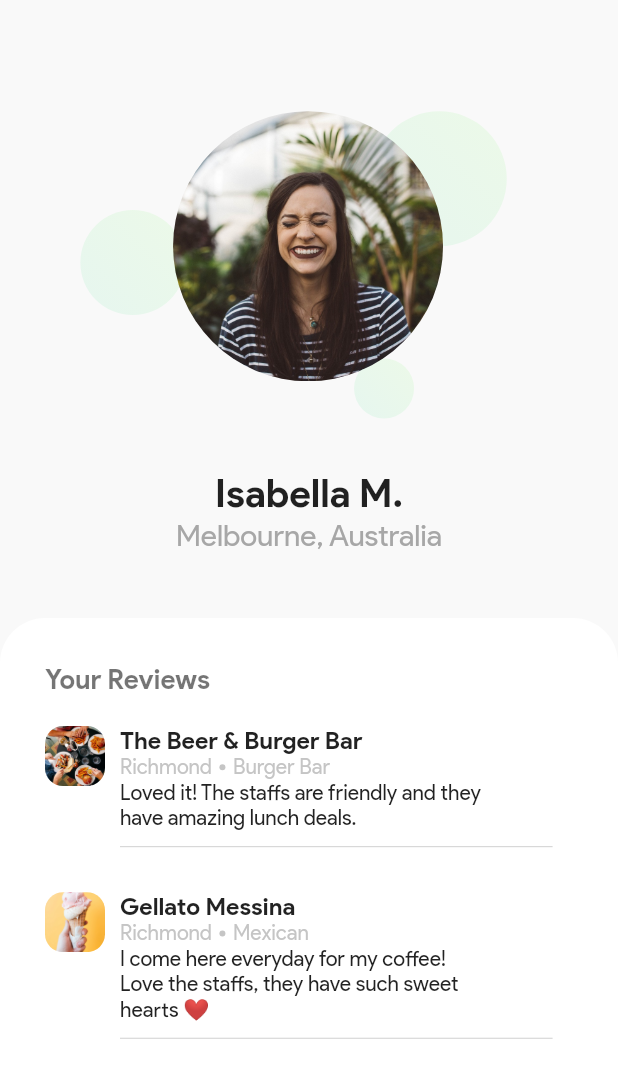
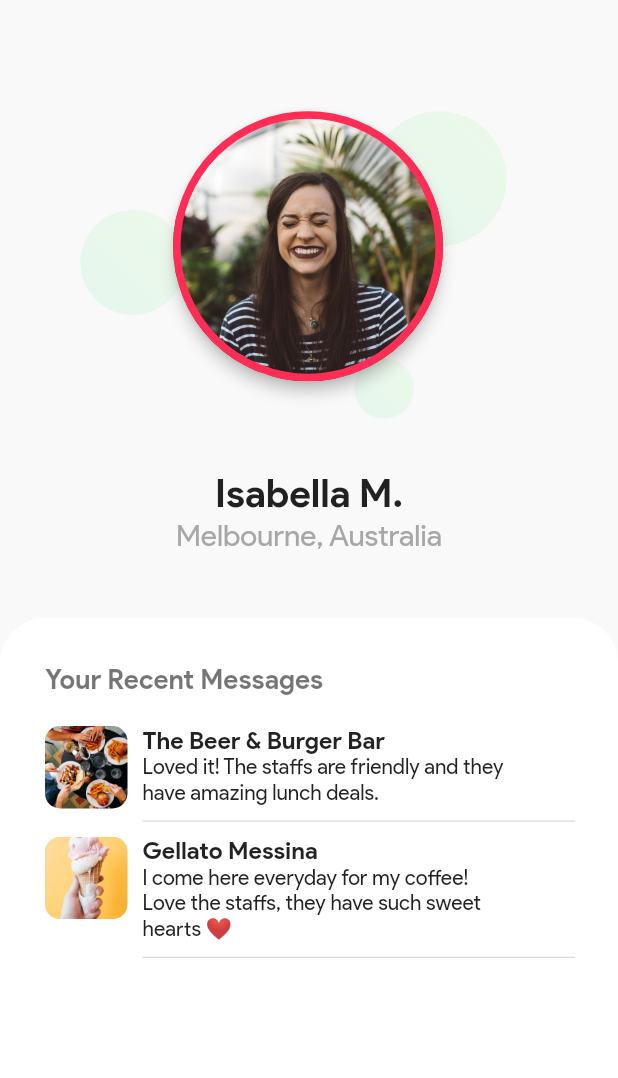
Before and after one commit to armanabkar/anime_dating_flutter, a Flutter app: the AccountPage widget shown alone on an empty page, opened directly, on a phone screen of 412 x 824 dp. Shown: the top 1078 px of the screen. Run offline on Flutter 3.47's test engine with Material 2 defaults, Android fonts, the phone set to English and light mode, and no system bars.

Commit message:
update UI and Models

```diff
--- /dev/null
+++ b/lib/models/message.dart
@@ -0,0 +1,32 @@
+import 'character.dart';
+
+class Message {
+  int id = 0;
+  int characterId;
+  String characterImage;
+  String characterName;
+  String neighborhood = "Richmond";
+  String characterType;
+  String date = "a week ago";
+  String content;
+
+  Message(this.characterId, this.characterImage, this.characterName,
+      this.characterType, this.content);
+}
+
+List<Message> messages = [
+  Message(
+    characters[0].id,
+    characters[0].image,
+    characters[0].name,
+    characters[0].type,
+    "Loved it! The staffs are friendly and they have amazing lunch deals.",
+  ),
+  Message(
+    characters[0].id,
+    characters[1].image,
+    characters[1].name,
+    characters[1].type,
+    "I come here everyday for my coffee! Love the staffs, they have such sweet hearts ❤️",
+  )
+];
--- a/lib/models/resturant.dart
+++ /dev/null
@@ -1,22 +0,0 @@
-import '../utils/utils.dart';
-
-class Resturant {
-  int id;
-  String photo;
-  String name;
-  String location = "Richmond";
-  String type;
-  String date = "a week ago";
-  String distance = "5.2km away";
-  String description =
-      "We provide you with food that is fresh, fun and affordable in a relaxed atmosphere where the whole family can enjoy.";
-
-  Resturant(this.id, this.photo, this.name, this.type);
-}
-
-List<Resturant> resturants = [
-  Resturant(1, AvailableImages.burger, "The Beer & Burger Bar", "Burger Bar"),
-  Resturant(2, AvailableImages.gelato, "Gellato Messina", "Mexican"),
-  Resturant(3, AvailableImages.tacos, "Taco Jill", "Mexican"),
-  Resturant(4, AvailableImages.cafe, "The Industrial Cafe", "Cafe"),
-];
--- a/lib/models/review.dart
+++ /dev/null
@@ -1,32 +0,0 @@
-import 'resturant.dart';
-
-class Review {
-  int id = 0;
-  int resturantId;
-  String resturantPhoto;
-  String resturantName;
-  String location = "Richmond";
-  String resturantType;
-  String date = "a week ago";
-  String content;
-
-  Review(this.resturantId, this.resturantPhoto, this.resturantName,
-      this.resturantType, this.content);
-}
-
-List<Review> reviews = [
-  Review(
-    resturants[0].id,
-    resturants[0].photo,
-    resturants[0].name,
-    resturants[0].type,
-    "Loved it! The staffs are friendly and they have amazing lunch deals.",
-  ),
-  Review(
-    resturants[0].id,
-    resturants[1].photo,
-    resturants[1].name,
-    resturants[1].type,
-    "I come here everyday for my coffee! Love the staffs, they have such sweet hearts ❤️",
-  )
-];
--- a/lib/router.dart
+++ b/lib/router.dart
@@ -1,16 +1,18 @@
 import 'package:flutter/material.dart';
-import 'views/resturant_details.dart';
+import 'views/character_details.dart';
 import 'views/home.dart';
 
 const String homeViewRoute = '/';
-const String resturantDetailsViewRoute = '/food_details';
+const String characterDetailsViewRoute = '/food_details';
 
 Route<dynamic> generateRoute(RouteSettings settings) {
   switch (settings.name) {
     case homeViewRoute:
       return MaterialPageRoute(builder: (_) => HomePage());
-    case resturantDetailsViewRoute:
-      return MaterialPageRoute(builder: (_) => ResturantDetailsPage(resturantId: settings.arguments));
+    case characterDetailsViewRoute:
+      return MaterialPageRoute(
+          builder: (_) =>
+              CharacterDetailsPage(characterId: settings.arguments));
 
       break;
     default:
--- a/lib/views/tabs/account.dart
+++ b/lib/views/tabs/account.dart
@@ -1,6 +1,7 @@
+import 'package:anime_dating_flutter/utils/colors.dart';
 import 'package:flutter/material.dart';
-import '../../widgets/review_card.dart';
-import '../../models/review.dart';
+import '../../widgets/message_card.dart';
+import '../../models/message.dart';
 import '../../utils/utils.dart';
 
 class AccountPage extends StatelessWidget {
@@ -12,6 +13,9 @@ class AccountPage extends StatelessWidget {
     final userImage = Positioned(
       top: deviceHeight * 0.09,
       left: deviceWidth * 0.28,
+      child: Material(
+        elevation: 4.0,
+        shape: CircleBorder(),
         child: Container(
           height: 180.0,
           width: 180.0,
@@ -21,6 +25,11 @@ class AccountPage extends StatelessWidget {
               fit: BoxFit.cover,
             ),
             shape: BoxShape.circle,
+            border: Border.all(
+              color: primaryColor,
+              width: 5.0,
+            ),
+          ),
         ),
       ),
     );
@@ -41,7 +50,7 @@ class AccountPage extends StatelessWidget {
       child: _buildGradientCircle(40.0),
     );
 
-    final userNameAndLocation = Positioned(
+    final userNameAndNeighborhood = Positioned(
       top: deviceHeight * 0.38,
       left: 0,
       right: 0,
@@ -70,16 +79,17 @@ class AccountPage extends StatelessWidget {
           circle2,
           circle3,
           userImage,
-          userNameAndLocation
+          userNameAndNeighborhood
         ],
       ),
     );
 
     final br = Radius.circular(30.0);
 
-    final reviewList = reviews.map((review) => ReviewCard(review: review)).toList();
+    final messageList =
+        messages.map((message) => MessageCard(message: message)).toList();
 
-    final reviewsSection = Container(
+    final chatSection = Container(
       padding: EdgeInsets.only(top: 30.0, left: 30.0),
       width: double.infinity,
       decoration: BoxDecoration(
@@ -90,16 +100,19 @@ class AccountPage extends StatelessWidget {
       child: Column(
         crossAxisAlignment: CrossAxisAlignment.start,
         children: <Widget>[
-          Text(
-            "Your Reviews",
+          Container(
+            margin: EdgeInsets.only(bottom: 20.0),
+            child: Text(
+              "Your Recent Messages",
               style: TextStyle(
                 color: Colors.black54,
                 fontSize: 18.0,
                 fontWeight: FontWeight.bold,
               ),
             ),
+          ),
           Column(
-            children: reviewList,
+            children: messageList,
           )
         ],
       ),
@@ -107,7 +120,7 @@ class AccountPage extends StatelessWidget {
     return SingleChildScrollView(
       child: Container(
         child: Column(
-          children: <Widget>[userImageSection, reviewsSection],
+          children: <Widget>[userImageSection, chatSection],
         ),
       ),
     );
--- a/lib/widgets/review_card.dart
+++ b/lib/widgets/message_card.dart
@@ -1,11 +1,11 @@
 import 'package:flutter/material.dart';
 import 'package:anime_dating_flutter/router.dart';
-import '../models/review.dart';
+import '../models/message.dart';
 
-class ReviewCard extends StatelessWidget {
-  final Review review;
+class MessageCard extends StatelessWidget {
+  final Message message;
 
-  const ReviewCard({Key key, @required this.review}) : super(key: key);
+  const MessageCard({Key key, @required this.message}) : super(key: key);
   @override
   Widget build(BuildContext context) {
     final _filledCircle = Container(
@@ -19,18 +19,18 @@ class ReviewCard extends StatelessWidget {
 
     final img = GestureDetector(
       onTap: () {
-        Navigator.pushNamed(context, resturantDetailsViewRoute,
-            arguments: review.resturantId);
+        Navigator.pushNamed(context, characterDetailsViewRoute,
+            arguments: message.characterId);
       },
       child: Container(
         margin: EdgeInsets.only(right: 10.0),
-        height: 40.0,
-        width: 40.0,
+        height: 55.0,
+        width: 55.0,
         decoration: BoxDecoration(
-          borderRadius: BorderRadius.circular(12.0),
+          borderRadius: BorderRadius.circular(10.0),
           image: DecorationImage(
             image: AssetImage(
-              review.resturantPhoto,
+              message.characterImage,
             ),
             fit: BoxFit.cover,
           ),
@@ -40,11 +40,11 @@ class ReviewCard extends StatelessWidget {
 
     final _name = InkWell(
       onTap: () {
-        Navigator.pushNamed(context, resturantDetailsViewRoute,
-            arguments: review.resturantId);
+        Navigator.pushNamed(context, characterDetailsViewRoute,
+            arguments: message.characterId);
       },
       child: Text(
-        review.resturantName,
+        message.characterName,
         style: TextStyle(
           fontSize: 16.0,
           fontWeight: FontWeight.bold,
@@ -52,32 +52,10 @@ class ReviewCard extends StatelessWidget {
       ),
     );
 
-    final _location = Row(
-      children: <Widget>[
-        Text(
-          review.location,
-          style: TextStyle(
-            fontSize: 14.0,
-            color: Colors.grey.withOpacity(0.6),
-          ),
-        ),
-        SizedBox(width: 5.0),
-        _filledCircle,
-        SizedBox(width: 5.0),
-        Text(
-          review.resturantType,
-          style: TextStyle(
-            fontSize: 14.0,
-            color: Colors.grey.withOpacity(0.6),
-          ),
-        ),
-      ],
-    );
-
     final _content = Container(
       width: MediaQuery.of(context).size.width * 0.6,
       child: Text(
-        review.content,
+        message.content,
         style: TextStyle(),
       ),
     );
@@ -92,12 +70,11 @@ class ReviewCard extends StatelessWidget {
     final details = Container(
       child: Column(
         crossAxisAlignment: CrossAxisAlignment.start,
-        children: <Widget>[_name, _location, _content, _hr],
+        children: <Widget>[_name, _content, _hr],
       ),
     );
 
     return Container(
-      padding: EdgeInsets.only(top: 20.0),
       child: Row(
         crossAxisAlignment: CrossAxisAlignment.start,
         children: <Widget>[img, details],
--- a/pubspec.yaml
+++ b/pubspec.yaml
@@ -13,7 +13,7 @@ dependencies:
     sdk: flutter
 
   cupertino_icons: ^1.0.2
-  line_icons: ^2.0.1
+  provider: ^5.0.0
 
 dev_dependencies:
   flutter_test:
```
Also changed, not shown: lib/models/character.dart (added, +23 -0 lines), lib/utils/colors.dart (+3 -6 lines), lib/views/character_details.dart (renamed from lib/views/resturant_details.dart, +18 -20 lines), lib/views/tabs/saved.dart (+15 -53 lines), lib/widgets/character_card.dart (renamed from lib/widgets/resturant_card_big.dart, +29 -22 lines), lib/widgets/character_card_big.dart (renamed from lib/widgets/resturant_card.dart, +22 -29 lines), lib/widgets/swippable_cards.dart (+33 -29 lines), pubspec.lock. Lines whose indentation alone changed are shown as unchanged.
